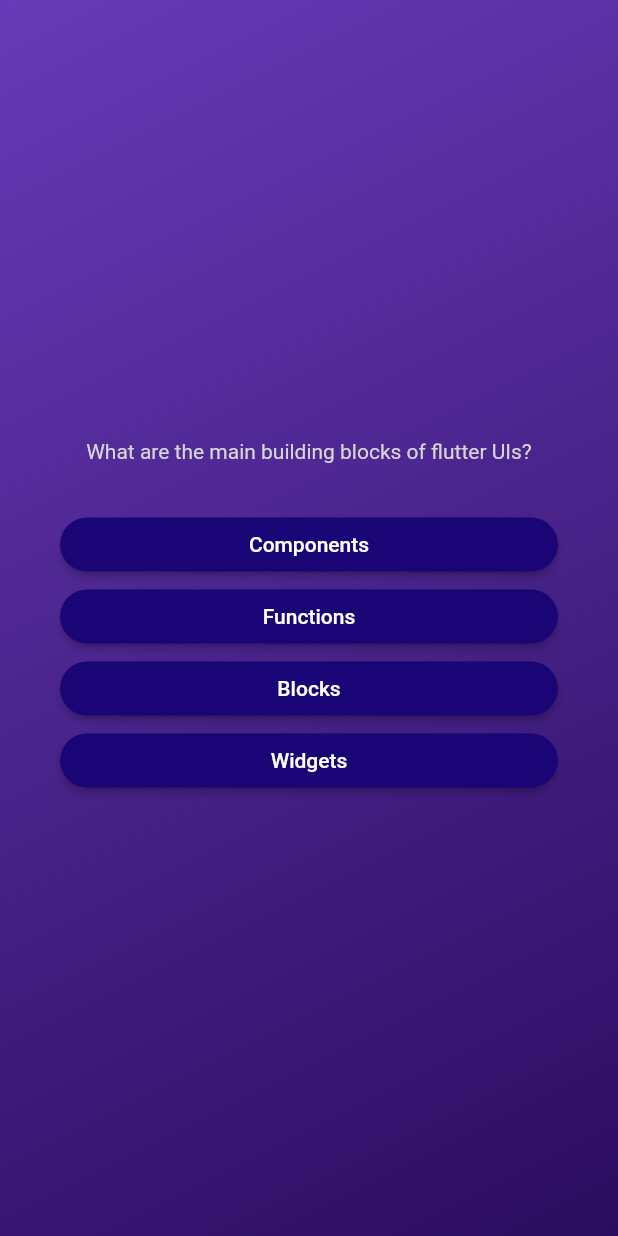
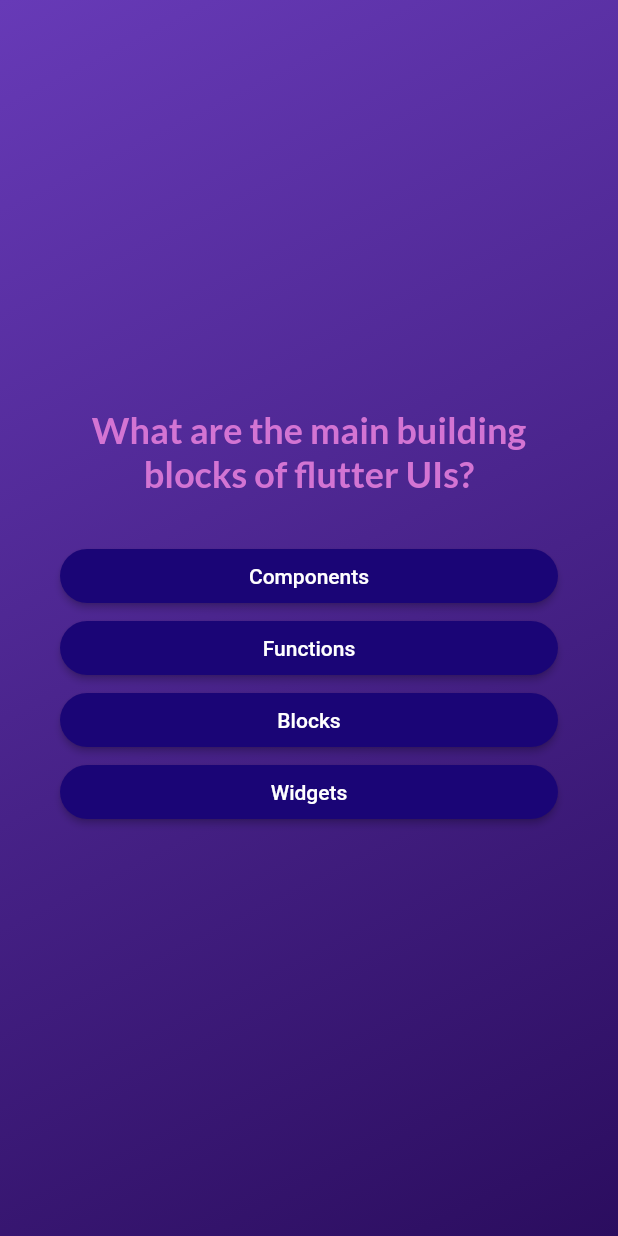
Before and after one commit to yoshieexD/Flutter_QuizApp, a Flutter app: the screen it shows after launch, after a tap on "Start Quiz", on a phone screen of 412 x 824 dp. Run offline on Flutter 3.47's test engine with Material 2 defaults, Android fonts, the light colour scheme and no system bars; our stand-ins replace google_fonts.

Commit message:
google fonts + text alignment

```diff
--- a/lib/answer_button.dart
+++ b/lib/answer_button.dart
@@ -18,7 +18,7 @@
         shape: RoundedRectangleBorder(
             borderRadius: BorderRadiusDirectional.circular(40)),
       ),
-      child: Text(answerText),
+      child: Text(answerText, textAlign: TextAlign.center),
     );
   }
 }
--- a/lib/question_screen.dart
+++ b/lib/question_screen.dart
@@ -1,6 +1,7 @@
 import 'package:flutter/material.dart';
 import 'package:flutterquizapp/answer_button.dart';
 import 'package:flutterquizapp/data/questions.dart';
+import 'package:google_fonts/google_fonts.dart';
 
 class QuestionsScreen extends StatefulWidget {
   const QuestionsScreen({super.key});
@@ -33,7 +34,11 @@
           children: [
             Text(
               currenQuestion.text,
-              style: const TextStyle(color: Color.fromARGB(255, 214, 213, 213)),
+              style: GoogleFonts.lato(
+                color: Color.fromARGB(255, 211, 116, 211),
+                fontSize: 24,
+                fontWeight: FontWeight.bold,
+              ),
               textAlign: TextAlign.center,
             ),
             const SizedBox(
--- a/lib/start_screen.dart
+++ b/lib/start_screen.dart
@@ -1,4 +1,5 @@
 import 'package:flutter/material.dart';
+import 'package:google_fonts/google_fonts.dart';
 
 class StartScreen extends StatelessWidget {
   const StartScreen(this.startQuiz, {super.key});
@@ -17,10 +18,10 @@
         const SizedBox(
           height: 80,
         ),
-        const Text(
+        Text(
           'Learn Flutter the fun way!',
-          style: TextStyle(
-            color: Color.fromARGB(255, 223, 223, 223),
+          style: GoogleFonts.lato(
+            color: const Color.fromARGB(255, 235, 192, 227),
             fontSize: 24,
           ),
         ),
--- a/pubspec.yaml
+++ b/pubspec.yaml
@@ -34,6 +34,7 @@
   # The following adds the Cupertino Icons font to your application.
   # Use with the CupertinoIcons class for iOS style icons.
   cupertino_icons: ^1.0.2
+  google_fonts: ^5.1.0
 
 dev_dependencies:
   flutter_test:
```
Also changed, not shown: pubspec.lock, 1 other file.
